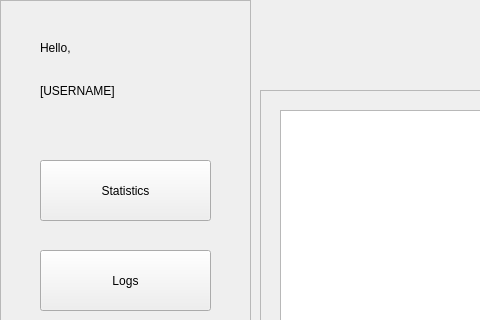
Before: the Qt Designer form POS/UI/inventoryProduct.ui in ReiZedlav/CSCC-21.1-Software-Engineering-1, drawn with Qt 5; both pictures show x 0 to 480 and y 0 to 320 of the 1200 by 700 pixel window.
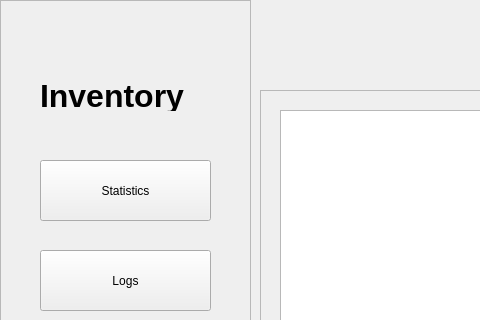
After: the same form once the commit is applied.

Patch:
```diff
--- a/POS/UI/inventoryProduct.ui
+++ b/POS/UI/inventoryProduct.ui
@@ -29,32 +29,6 @@
     <property name="frameShadow">
      <enum>QFrame::Raised</enum>
     </property>
-    <widget class="QLabel" name="greeting">
-     <property name="geometry">
-      <rect>
-       <x>40</x>
-       <y>40</y>
-       <width>55</width>
-       <height>16</height>
-      </rect>
-     </property>
-     <property name="text">
-      <string>Hello,</string>
-     </property>
-    </widget>
-    <widget class="QLabel" name="label_2">
-     <property name="geometry">
-      <rect>
-       <x>40</x>
-       <y>80</y>
-       <width>91</width>
-       <height>21</height>
-      </rect>
-     </property>
-     <property name="text">
-      <string>[USERNAME]</string>
-     </property>
-    </widget>
     <widget class="QPushButton" name="statButton">
      <property name="geometry">
       <rect>
@@ -120,6 +94,26 @@
       <string>Logs</string>
      </property>
     </widget>
+    <widget class="QLabel" name="greeting_2">
+     <property name="geometry">
+      <rect>
+       <x>40</x>
+       <y>80</y>
+       <width>211</width>
+       <height>31</height>
+      </rect>
+     </property>
+     <property name="font">
+      <font>
+       <pointsize>24</pointsize>
+       <weight>75</weight>
+       <bold>true</bold>
+      </font>
+     </property>
+     <property name="text">
+      <string>Inventory</string>
+     </property>
+    </widget>
    </widget>
    <widget class="QPushButton" name="logoutButton">
     <property name="geometry">
```
